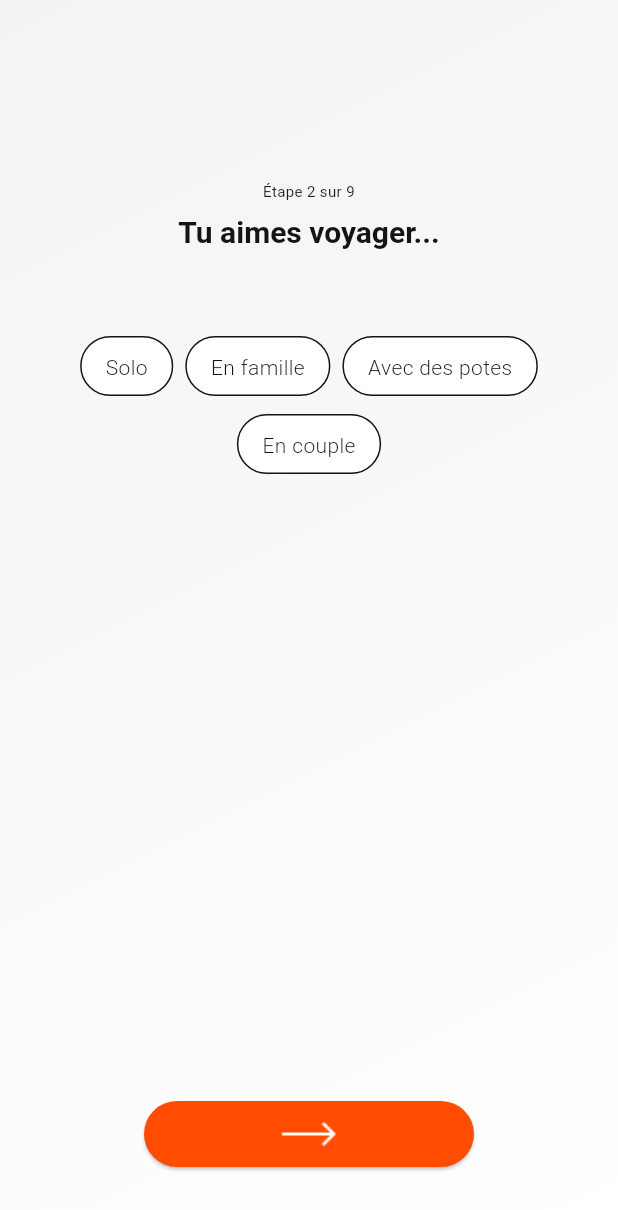
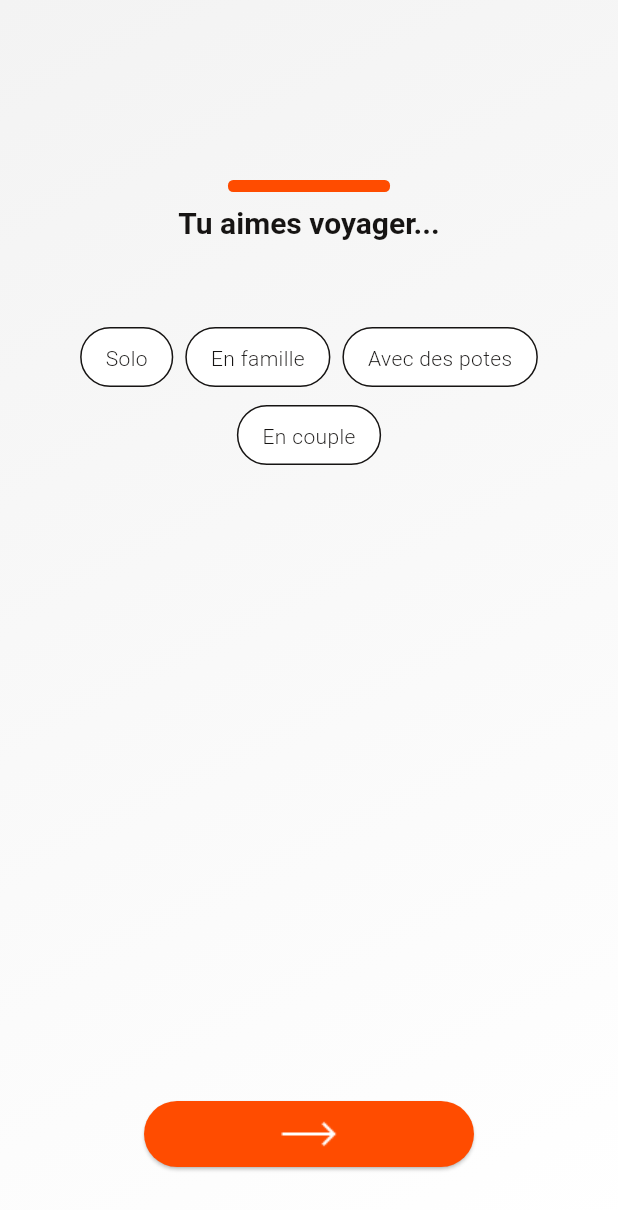
Before and after one commit to BTI-Advisory/meet-pe, a Flutter app: the Step2Page screen opened directly with empty values, on a phone screen of 412 x 824 dp. Shown: the top 1210 px of the screen. Run offline on Flutter 3.47's test engine with Material 3 defaults, Android fonts, the light colour scheme and no system bars; our stand-ins replace connectivity_plus, device_info_plus, flash, flutter_secure_storage, flutter_typeahead, hive_flutter and 5 more; missing offline and left inert: fetcher, flutter_verification_code; accounts and stored records are empty; Roboto replaces fonts that are missing (Outfit).

Commit message:
Implementing Progress bar in the step pages.

```diff
--- a/lib/screens/onBoardingPages/step2Page.dart
+++ b/lib/screens/onBoardingPages/step2Page.dart
@@ -4,8 +4,16 @@ import 'package:meet_pe/screens/onBoardingPages/step3Page.dart';
 import '../../utils/utils.dart';
 
 class Step2Page extends StatefulWidget {
-  Step2Page({super.key, required this.myMap});
+  final int totalSteps;
+  final int currentStep;
   Map<String, Set<String>> myMap = {};
+
+  Step2Page({
+    Key? key,
+    required this.totalSteps,
+    required this.currentStep,
+    required this.myMap,
+  }) : super(key: key);
 
   @override
   State<Step2Page> createState() => _Step2PageState();
@@ -19,8 +27,14 @@ class _Step2PageState extends State<Step2Page> {
     Voyage(id: 4, title: "En couple")
   ];
 
+  double calculateProgress() {
+    return widget.currentStep / widget.totalSteps;
+  }
+
   @override
   Widget build(BuildContext context) {
+    double progress = calculateProgress();
+
     return Scaffold(
       body: Container(
         decoration: const BoxDecoration(
@@ -38,10 +52,15 @@ class _Step2PageState extends State<Step2Page> {
             mainAxisAlignment: MainAxisAlignment.center,
             children: [
               SizedBox(height: 120,),
-              Text(
-                'Étape 2 sur 9',
-                textAlign: TextAlign.center,
-                style: Theme.of(context).textTheme.bodyMedium?.copyWith(fontSize: 10, fontWeight: FontWeight.w400),
+              SizedBox(
+                width: 108,
+                child: LinearProgressIndicator(
+                  value: progress,
+                  minHeight: 8,
+                  backgroundColor: AppResources.colorImputStroke,
+                  color: AppResources.colorVitamine,
+                  borderRadius: BorderRadius.circular(3.5),
+                ),
               ),
               const SizedBox(height: 8,),
               Text(
@@ -103,7 +122,7 @@ class _Step2PageState extends State<Step2Page> {
                           ),
                         ),
                         onPressed: () {
-                          navigateTo(context, (_) => Step3Page(myMap: widget.myMap,));
+                          navigateTo(context, (_) => Step3Page(myMap: widget.myMap, totalSteps: 7, currentStep: 3,));
                         },
                         child: Image.asset('images/arrowLongRight.png'),
                       ),
--- a/lib/screens/welcomePage.dart
+++ b/lib/screens/welcomePage.dart
@@ -135,7 +135,7 @@ class _WelcomePageState extends State<WelcomePage> {
                             onPressed: (){
                               AppService.api.setRole('voyageur').then((response) {
                                 // If the API call is successful, navigate to a new screen
-                                navigateTo(context, (_) => const Step1Page());
+                                navigateTo(context, (_) => const Step1Page(totalSteps: 7, currentStep: 1,));
                               }).catchError((error) {
                                 // Handle errors if the API call fails
                                 print('Error: $error');
```
Also changed, not shown: lib/screens/onBoardingPages/step1Page.dart (+23 -6 lines), lib/screens/onBoardingPages/step3Page.dart (+25 -6 lines), lib/screens/onBoardingPages/step4Page.dart (+25 -6 lines), lib/screens/onBoardingPages/step5Page.dart (+25 -6 lines), lib/screens/onBoardingPages/step6Page.dart (+25 -6 lines), lib/screens/onBoardingPages/step7Page.dart (+24 -5 lines).
